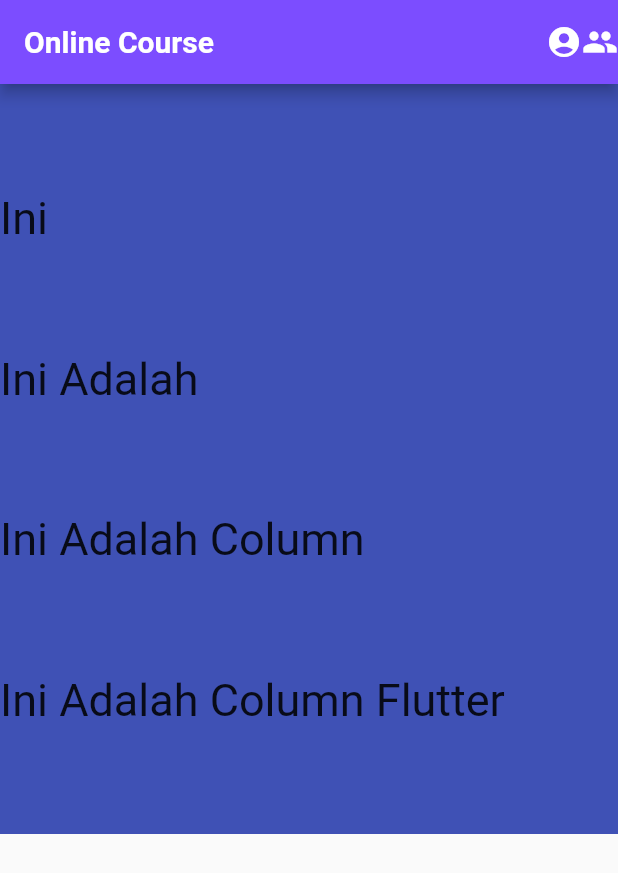
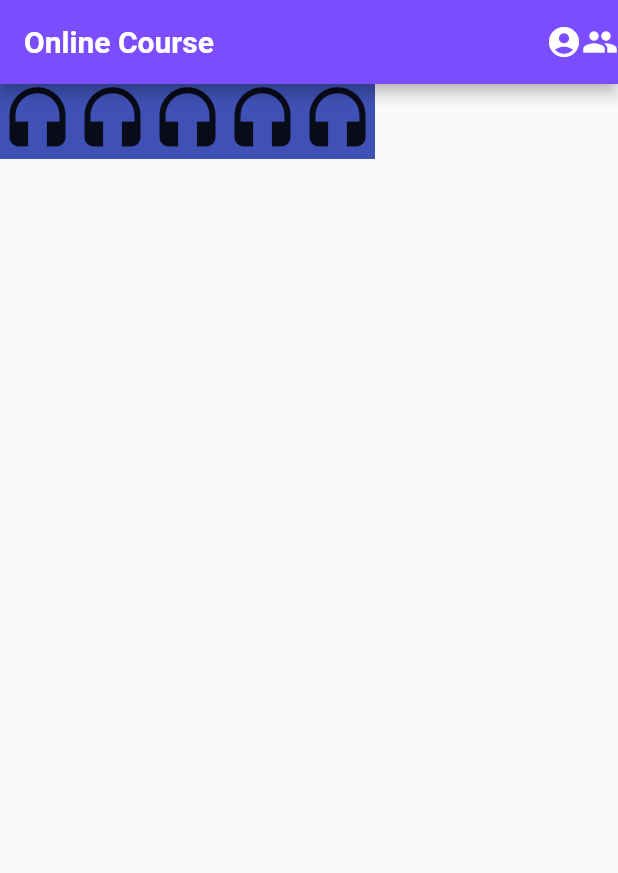
Before and after one commit to Rohesa123/new-flutter-project, a Flutter app: the screen it shows after launch, on a phone screen of 412 x 824 dp. Shown: the top 873 px of the screen. Run offline on Flutter 3.47's test engine with Material 2 defaults, Android fonts, the phone set to English and light mode, and no system bars.

Commit message:
UPDATE: Update Row

```diff
--- a/lib/main.dart
+++ b/lib/main.dart
@@ -39,20 +39,54 @@ class Home extends StatelessWidget {
         ],
       ),
       body: Container(
-        height: 500,
         color: Colors.indigo,
-        child: const Column(
+        child: Row(
           mainAxisSize: MainAxisSize.min,
-          mainAxisAlignment: MainAxisAlignment.spaceEvenly,
-          crossAxisAlignment: CrossAxisAlignment.stretch,
           children: <Widget>[
-            Text("Ini", style: TextStyle(fontSize: 30)),
-            Text("Ini Adalah", style: TextStyle(fontSize: 30)),
-            Text("Ini Adalah Column", style: TextStyle(fontSize: 30)),
-            Text("Ini Adalah Column Flutter", style: TextStyle(fontSize: 30)),
+            Icon(
+              Icons.headset,
+              size: 50,
+            ),
+            Icon(
+              Icons.headset,
+              size: 50,
+            ),
+            Icon(
+              Icons.headset,
+              size: 50,
+            ),
+            Icon(
+              Icons.headset,
+              size: 50,
+            ),
+            Icon(
+              Icons.headset,
+              size: 50,
+            ),
           ],
         ),
       ),
+    );
+  }
+}
+
+class NewColumn extends StatelessWidget {
+  const NewColumn({
+    super.key,
+  });
+
+  @override
+  Widget build(BuildContext context) {
+    return const Column(
+      mainAxisSize: MainAxisSize.min,
+      mainAxisAlignment: MainAxisAlignment.spaceEvenly,
+      crossAxisAlignment: CrossAxisAlignment.stretch,
+      children: <Widget>[
+        Text("Ini", style: TextStyle(fontSize: 30)),
+        Text("Ini Adalah", style: TextStyle(fontSize: 30)),
+        Text("Ini Adalah Column", style: TextStyle(fontSize: 30)),
+        Text("Ini Adalah Column Flutter", style: TextStyle(fontSize: 30)),
+      ],
     );
   }
 }
```
